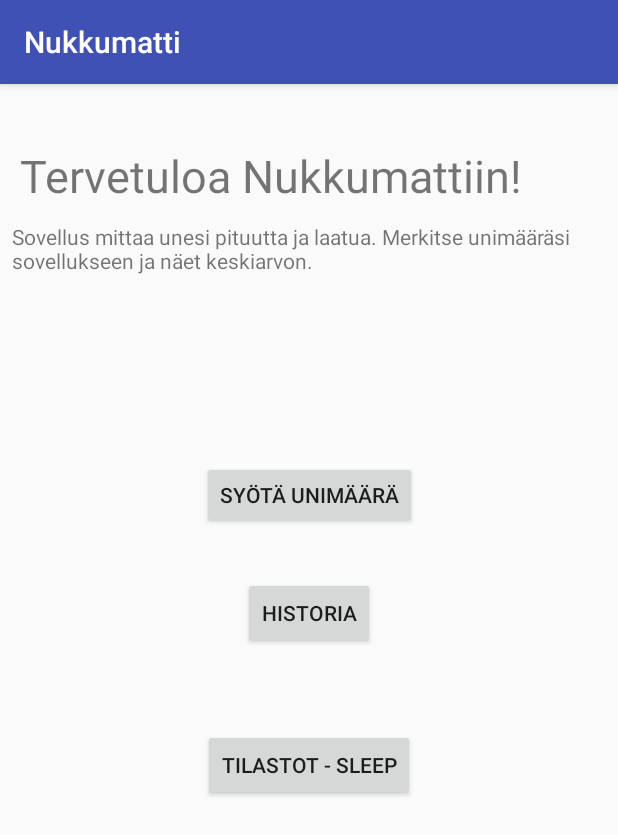
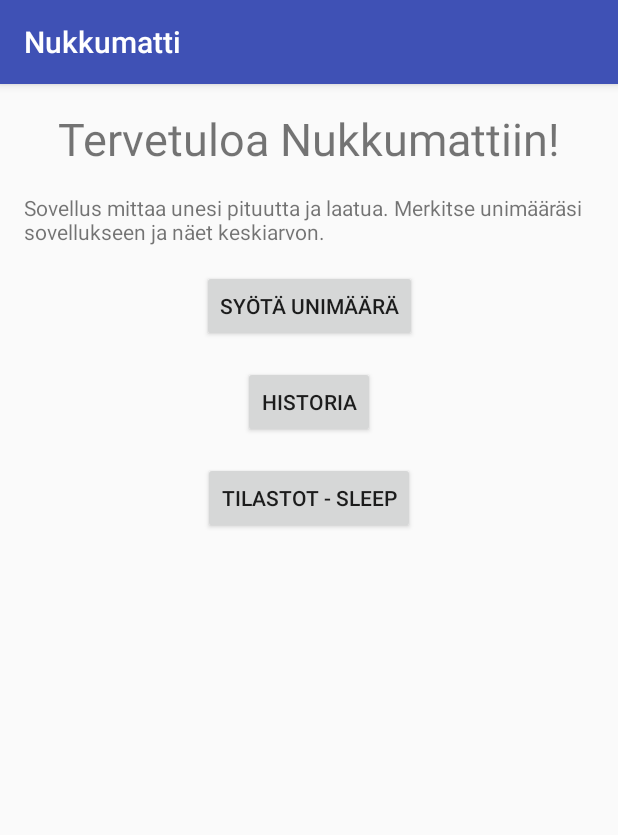
Before and after one commit to nakkijorma/Nukkumatti, an Android app: the screen it shows after launch (MainActivity), on a phone screen of 412 x 824 dp. Shown: the top 835 px of the screen. Run offline under Robolectric (Android 15) with nearby library versions, the phone set to English and light mode, and no system bars.

Commit message:
Siistitty mainactivity.xml ym

```diff
--- a/app/src/main/java/com/example/juuso/nukkumatti/MainActivity.java
+++ b/app/src/main/java/com/example/juuso/nukkumatti/MainActivity.java
@@ -9,36 +9,36 @@ import android.widget.Button;
 
 public class MainActivity extends AppCompatActivity implements View.OnClickListener {
 
-    private Button button1;
-    private Button button2;
-    private Button button3;
+    private Button buttonSyote;
+    private Button buttonHistoria;
+    private Button buttonTilastot;
 
     @Override
     protected void onCreate(Bundle savedInstanceState) {
         super.onCreate(savedInstanceState);
         setContentView(R.layout.activity_main);
 
-        button1 = findViewById(R.id.button1);
-        button2 = findViewById(R.id.button2);
-        button3 = findViewById(R.id.button3);
-        button1.setOnClickListener(this);
-        button2.setOnClickListener(this);
-        button3.setOnClickListener(this);
+        buttonSyote = findViewById(R.id.buttonSyote);
+        buttonHistoria = findViewById(R.id.buttonHistoria);
+        buttonTilastot = findViewById(R.id.buttonTilastot);
+        buttonSyote.setOnClickListener(this);
+        buttonHistoria.setOnClickListener(this);
+        buttonTilastot.setOnClickListener(this);
 
     }
 
     @Override
     public void onClick(View view) {
         switch (view.getId()) {
-            case R.id.button1:
+            case R.id.buttonSyote:
                 Intent intent1 = new Intent(this, UniMaara.class);
                 startActivity(intent1);
                 break;
-            case R.id.button2:
+            case R.id.buttonHistoria:
                 Intent intent2 = new Intent(this, Tilastot.class);
                 startActivity(intent2);
                 break;
-            case R.id.button3:
+            case R.id.buttonTilastot:
                 Intent intent3 = new Intent(this, Historia.class);
                 startActivity(intent3);
                 break;
--- a/app/src/main/java/com/example/juuso/nukkumatti/UniMaara.java
+++ b/app/src/main/java/com/example/juuso/nukkumatti/UniMaara.java
@@ -35,7 +35,7 @@ public class UniMaara extends AppCompatActivity implements View.OnClickListener
                 pvmToast = date.toString();
                 naytaPVM.setText(pvmToast + ", " + pvm); // TODO - pvmToast näyttää millisekunnit nykyisellä hetkellä
                 toastPVM = Toast.makeText(getApplicationContext(),pvm,Toast.LENGTH_LONG);
-                toastPVM.setGravity(Gravity.CENTER_HORIZONTAL|Gravity.RIGHT, 0, 250);
+                toastPVM.setGravity(Gravity.CENTER_HORIZONTAL|Gravity.RIGHT, 0, 200);
                 toastPVM.show();
             }
         });
--- a/app/src/main/res/layout/activity_main.xml
+++ b/app/src/main/res/layout/activity_main.xml
@@ -8,73 +8,75 @@ tools:context=".MainActivity">
 
 
     <Button
-    android:id="@+id/button1"
+        android:id="@+id/buttonSyote"
         android:layout_width="wrap_content"
-    android:layout_height="45dp"
-    android:text="Syötä unimäärä"
-    app:layout_constraintBottom_toTopOf="@+id/button2"
+        android:layout_height="wrap_content"
+        android:layout_marginTop="16dp"
+        android:text="@string/buttonSyote"
+        app:layout_constraintBottom_toTopOf="@+id/buttonHistoria"
         app:layout_constraintEnd_toEndOf="parent"
         app:layout_constraintHorizontal_bias="0.502"
         app:layout_constraintStart_toStartOf="parent"
-    app:layout_constraintTop_toTopOf="parent"
-    app:layout_constraintVertical_bias="0.391"
+        app:layout_constraintTop_toBottomOf="@+id/esittelyTeksti"
         app:layout_constraintVertical_chainStyle="packed" />
 
     <Button
-    android:id="@+id/button2"
+        android:id="@+id/buttonHistoria"
         android:layout_width="wrap_content"
         android:layout_height="wrap_content"
-    android:layout_marginTop="32dp"
-    android:text="Historia"
-    app:layout_constraintBottom_toBottomOf="parent"
+        android:layout_marginStart="16dp"
+        android:layout_marginLeft="16dp"
+        android:layout_marginTop="16dp"
+        android:layout_marginEnd="16dp"
+        android:layout_marginRight="16dp"
+        android:text="@string/buttonHistoria"
         app:layout_constraintEnd_toEndOf="parent"
         app:layout_constraintStart_toStartOf="parent"
-    app:layout_constraintTop_toBottomOf="@+id/button1" />
+        app:layout_constraintTop_toBottomOf="@+id/buttonSyote" />
 
     <TextView
-        android:id="@+id/textView2"
+        android:id="@+id/otsikko"
         android:layout_width="wrap_content"
-        android:layout_height="43dp"
-        android:layout_marginStart="8dp"
-        android:layout_marginLeft="8dp"
-        android:layout_marginTop="7dp"
-        android:layout_marginEnd="8dp"
-        android:layout_marginRight="8dp"
-        android:layout_marginBottom="8dp"
+        android:layout_height="wrap_content"
+        android:layout_marginStart="16dp"
+        android:layout_marginLeft="16dp"
+        android:layout_marginTop="16dp"
+        android:layout_marginEnd="16dp"
+        android:layout_marginRight="16dp"
         android:text="@string/aloitusOtsikko"
         android:textSize="30sp"
-        app:layout_constraintBottom_toTopOf="@+id/button1"
         app:layout_constraintEnd_toEndOf="parent"
-        app:layout_constraintHorizontal_bias="0.085"
         app:layout_constraintStart_toStartOf="parent"
-        app:layout_constraintTop_toTopOf="parent"
-        app:layout_constraintVertical_bias="0.173" />
+        app:layout_constraintTop_toTopOf="parent" />
 
     <Button
-    android:id="@+id/button3"
+        android:id="@+id/buttonTilastot"
         android:layout_width="wrap_content"
         android:layout_height="wrap_content"
-    android:text="Tilastot - Sleep"
-    app:layout_constraintBottom_toBottomOf="parent"
+        android:layout_marginStart="16dp"
+        android:layout_marginLeft="16dp"
+        android:layout_marginTop="16dp"
+        android:layout_marginEnd="16dp"
+        android:layout_marginRight="16dp"
+        android:layout_marginBottom="16dp"
+        android:text="@string/buttonTilastot"
         app:layout_constraintEnd_toEndOf="parent"
         app:layout_constraintStart_toStartOf="parent"
-    app:layout_constraintTop_toBottomOf="@+id/button2"
-    app:layout_constraintVertical_bias="0.155" />
+        app:layout_constraintTop_toBottomOf="@+id/buttonHistoria" />
 
     <TextView
-        android:id="@+id/textView"
+        android:id="@+id/esittelyTeksti"
         android:layout_width="0dp"
-        android:layout_height="0dp"
-        android:layout_marginStart="8dp"
-        android:layout_marginLeft="8dp"
-        android:layout_marginTop="8dp"
-        android:layout_marginEnd="8dp"
-        android:layout_marginRight="8dp"
-        android:layout_marginBottom="8dp"
+        android:layout_height="wrap_content"
+        android:layout_marginStart="16dp"
+        android:layout_marginLeft="16dp"
+        android:layout_marginTop="16dp"
+        android:layout_marginEnd="16dp"
+        android:layout_marginRight="16dp"
         android:text="@string/aloitusTeksti"
-        app:layout_constraintBottom_toTopOf="@+id/button1"
+        app:layout_constraintBottom_toTopOf="@+id/buttonSyote"
         app:layout_constraintEnd_toEndOf="parent"
         app:layout_constraintStart_toStartOf="parent"
-        app:layout_constraintTop_toBottomOf="@+id/textView2" />
+        app:layout_constraintTop_toBottomOf="@+id/otsikko" />
 
 </android.support.constraint.ConstraintLayout>
--- a/app/src/main/res/values/strings.xml
+++ b/app/src/main/res/values/strings.xml
@@ -3,6 +3,9 @@
     <!--  Aloitusnäytön resurssit -->
     <string name="aloitusOtsikko">Tervetuloa Nukkumattiin!</string>
     <string name="aloitusTeksti">Sovellus mittaa unesi pituutta ja laatua. Merkitse unimääräsi sovellukseen ja näet keskiarvon.</string>
+    <string name="buttonSyote">Syötä unimäärä</string>
+    <string name="buttonHistoria">Historia</string>
+    <string name="buttonTilastot">Tilastot - Sleep</string>
 
     <!-- Unimäärän syötön resurssit -->
     <string name="unimaaraOtsikko">Valitse päivämäärä</string>
```
Lines whose indentation alone changed are shown as unchanged.
